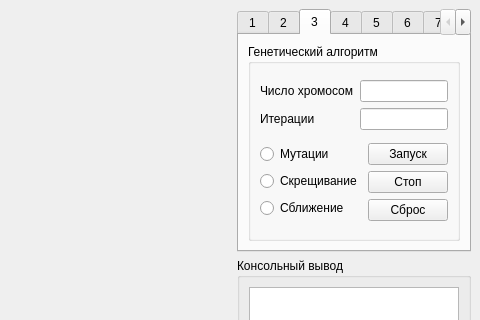
Dramaturg1/SearchOptimization, file src/ui/main.ui: the form before one commit; both pictures show x 453 to 933 and y 0 to 320 of the 933 by 618 pixel window.
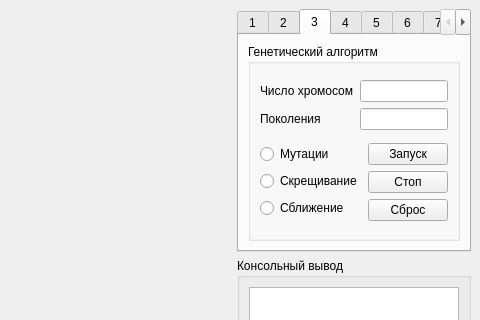
The form after the commit.

What changed in the file:
```diff
--- a/src/ui/main.ui
+++ b/src/ui/main.ui
@@ -267,7 +267,7 @@
                  <item row="1" column="0">
                   <widget class="QLabel" name="label_15">
                    <property name="text">
-                    <string>Итерации</string>
+                    <string>Поколения</string>
                    </property>
                   </widget>
                  </item>
```
